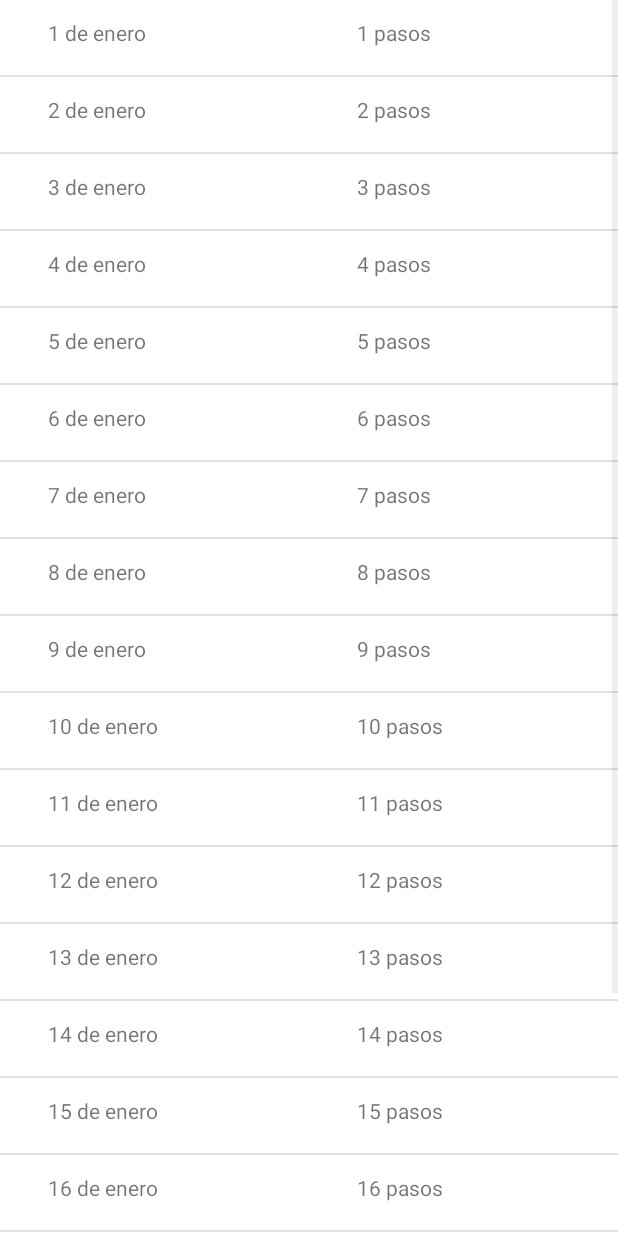
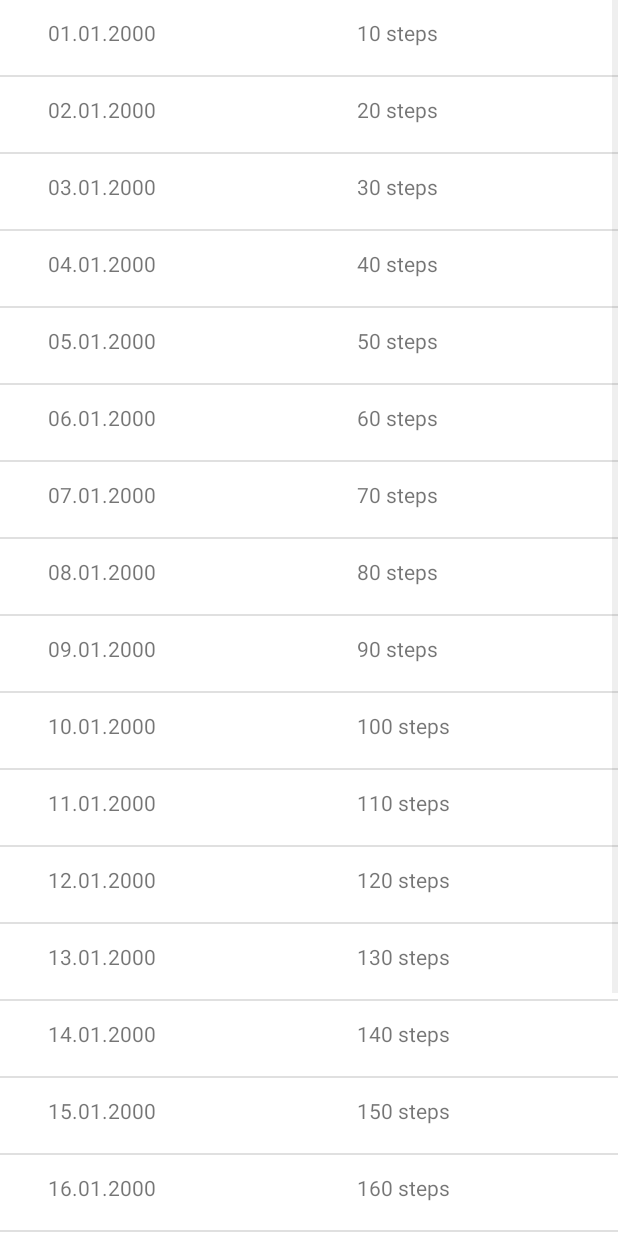
Before and after one commit to sw21-tug/Team_28, an Android app: the StepCountHistoryActivity screen opened directly, with no data from a screen before it, on a phone screen of 412 x 824 dp. Run offline under Robolectric (Android 15) with nearby library versions, the phone set to English and light mode, and no system bars.

Commit message:
HIKER-14 change spanish things into english [NJ,ST]

```diff
--- /dev/null
+++ b/app/src/main/java/com/team28/thehiker/ItemAdapter.kt
@@ -0,0 +1,21 @@
+package com.team28.thehiker
+import android.content.Context
+import android.view.LayoutInflater
+import android.view.View
+import android.view.ViewGroup
+import android.widget.ArrayAdapter
+//import com.example.cena.R
+import kotlinx.android.synthetic.main.steplist_items.view.*
+
+class ItemAdapter(private val mContext: Context, private val listItem: List<ListItem>): ArrayAdapter<ListItem> (mContext,0,listItem){
+
+    override fun getView(position: Int, convertView: View?, parent: ViewGroup): View {
+        val layout = LayoutInflater.from(mContext).inflate(R.layout.steplist_items, parent, false)
+
+        val producto = listItem[position ]
+        layout.textViewDate.text=producto.date
+        layout.textViewSteps.text=producto.steps
+
+        return layout
+    }
+}
--- /dev/null
+++ b/app/src/main/java/com/team28/thehiker/ListItem.kt
@@ -0,0 +1,4 @@
+package com.team28.thehiker
+
+class ListItem (val date:String, val steps:String) {
+}
--- a/app/src/main/java/com/team28/thehiker/Producto.kt
+++ /dev/null
@@ -1,4 +0,0 @@
-package com.team28.thehiker
-
-class Producto (val fecha:String, val pasos:String) {
-}
--- a/app/src/main/java/com/team28/thehiker/ProductoAdapter.kt
+++ /dev/null
@@ -1,22 +0,0 @@
-package com.team28.thehiker
-import android.content.Context
-import android.view.LayoutInflater
-import android.view.View
-import android.view.ViewGroup
-import android.widget.ArrayAdapter
-//import com.example.cena.R
-import kotlinx.android.synthetic.main.step_count_history.view.*
-import kotlinx.android.synthetic.main.item_producto.view.*
-
-class ProductoAdapter(private val mContext: Context, private val listaProductos: List<Producto>): ArrayAdapter<Producto> (mContext,0,listaProductos){
-
-    override fun getView(position: Int, convertView: View?, parent: ViewGroup): View {
-        val layout = LayoutInflater.from(mContext).inflate(R.layout.item_producto, parent, false)
-
-        val producto = listaProductos[position ]
-        layout.textViewIzq.text=producto.fecha
-        layout.textViewDcha.text=producto.pasos
-
-        return layout
-    }
-}
--- a/app/src/main/java/com/team28/thehiker/StepCountHistoryActivity.kt
+++ b/app/src/main/java/com/team28/thehiker/StepCountHistoryActivity.kt
@@ -1,22 +1,7 @@
 package com.team28.thehiker
 
-import android.content.Intent
-import android.content.pm.PackageManager
 import androidx.appcompat.app.AppCompatActivity
 import android.os.Bundle
-import android.view.MenuItem
-import android.view.View
-import android.widget.ArrayAdapter
-import android.widget.ListView
-import android.widget.PopupMenu
-import androidx.appcompat.app.ActionBarDrawerToggle
-import com.google.android.material.navigation.NavigationView
-import com.team28.thehiker.Constants.Constants
-import com.team28.thehiker.Permissions.PermissionHandler
-import com.team28.thehiker.SharedPreferenceHandler.SharedPreferenceHandler
-import com.team28.thehiker.language.LanguageSelector
-import kotlinx.android.synthetic.main.activity_main.*
-import kotlinx.android.synthetic.main.drawer_settings.*
 import kotlinx.android.synthetic.main.step_count_history.*
 
 class StepCountHistoryActivity : AppCompatActivity(){
@@ -25,29 +10,29 @@ class StepCountHistoryActivity : AppCompatActivity(){
         super.onCreate(savedInstanceState)
         setContentView(R.layout.step_count_history)
 
-        val producto1 = Producto("1 de enero", "1 pasos")
-        val producto2 = Producto("2 de enero", "2 pasos")
-        val producto3 = Producto("3 de enero", "3 pasos")
-        val producto4 = Producto("4 de enero", "4 pasos")
-        val producto5 = Producto("5 de enero", "5 pasos")
-        val producto6 = Producto("6 de enero", "6 pasos")
-        val producto7 = Producto("7 de enero", "7 pasos")
-        val producto8 = Producto("8 de enero", "8 pasos")
-        val producto9 = Producto("9 de enero", "9 pasos")
-        val producto10 = Producto("10 de enero", "10 pasos")
-        val producto11 = Producto("11 de enero", "11 pasos")
-        val producto12 = Producto("12 de enero", "12 pasos")
-        val producto13 = Producto("13 de enero", "13 pasos")
-        val producto14 = Producto("14 de enero", "14 pasos")
-        val producto15 = Producto("15 de enero", "15 pasos")
-        val producto16 = Producto("16 de enero", "16 pasos")
-        val producto17 = Producto("17 de enero", "17 pasos")
-        val producto18 = Producto("18 de enero", "18 pasos")
-        val producto19 = Producto("19 de enero", "19 pasos")
-        val producto20 = Producto("20 de enero", "20 pasos")
-        val listaProducto = listOf(producto1, producto2, producto3, producto4, producto5, producto6, producto7, producto8, producto9, producto10, producto11, producto12, producto13, producto14, producto15, producto16, producto17, producto18, producto19, producto20)
-        val adapter = ProductoAdapter(this, listaProducto)
-        lista.adapter = adapter
+        val item1 = ListItem("01.01.2000", "10 steps")
+        val item2 = ListItem("02.01.2000", "20 steps")
+        val item3 = ListItem("03.01.2000", "30 steps")
+        val item4 = ListItem("04.01.2000", "40 steps")
+        val item5 = ListItem("05.01.2000", "50 steps")
+        val item6 = ListItem("06.01.2000", "60 steps")
+        val item7 = ListItem("07.01.2000", "70 steps")
+        val item8 = ListItem("08.01.2000", "80 steps")
+        val item9 = ListItem("09.01.2000", "90 steps")
+        val item10 = ListItem("10.01.2000", "100 steps")
+        val item11 = ListItem("11.01.2000", "110 steps")
+        val item12 = ListItem("12.01.2000", "120 steps")
+        val item13 = ListItem("13.01.2000", "130 steps")
+        val item14 = ListItem("14.01.2000", "140 steps")
+        val item15 = ListItem("15.01.2000", "150 steps")
+        val item16 = ListItem("16.01.2000", "160 steps")
+        val item17 = ListItem("17.01.2000", "170 steps")
+        val item18 = ListItem("18.01.2000", "180 steps")
+        val item19 = ListItem("19.01.2000", "190 steps")
+        val item20 = ListItem("20.01.2000", "200 steps")
+        val itemList = listOf(item1, item2, item3, item4, item5, item6, item7, item8, item9, item10, item11, item12, item13, item14, item15, item16, item17, item18, item19, item20)
+        val adapter = ItemAdapter(this, itemList)
+        list.adapter = adapter
 
 
     }
--- a/app/src/main/res/layout/step_count_history.xml
+++ b/app/src/main/res/layout/step_count_history.xml
@@ -7,7 +7,7 @@ android:layout_height="match_parent"
 tools:context=".StepCountHistoryActivity">
 
 <ListView
-    android:id="@+id/lista"
+    android:id="@+id/list"
     android:layout_width="match_parent"
     android:layout_height="match_parent"
     tools:layout_editor_absoluteX="22dp"
--- a/app/src/main/res/layout/item_producto.xml
+++ b/app/src/main/res/layout/steplist_items.xml
@@ -7,7 +7,7 @@ android:layout_height="50dp"
 tools:context=".StepCountHistoryActivity">
 
     <TextView
-        android:id="@+id/textViewIzq"
+        android:id="@+id/textViewDate"
         android:layout_width="122dp"
         android:layout_height="30dp"
         android:layout_marginStart="32dp"
@@ -17,7 +17,7 @@ tools:context=".StepCountHistoryActivity">
         app:layout_constraintStart_toStartOf="parent" />
 
     <TextView
-        android:id="@+id/textViewDcha"
+        android:id="@+id/textViewSteps"
         android:layout_width="122dp"
         android:layout_height="30dp"
         android:layout_marginEnd="52dp"
```
